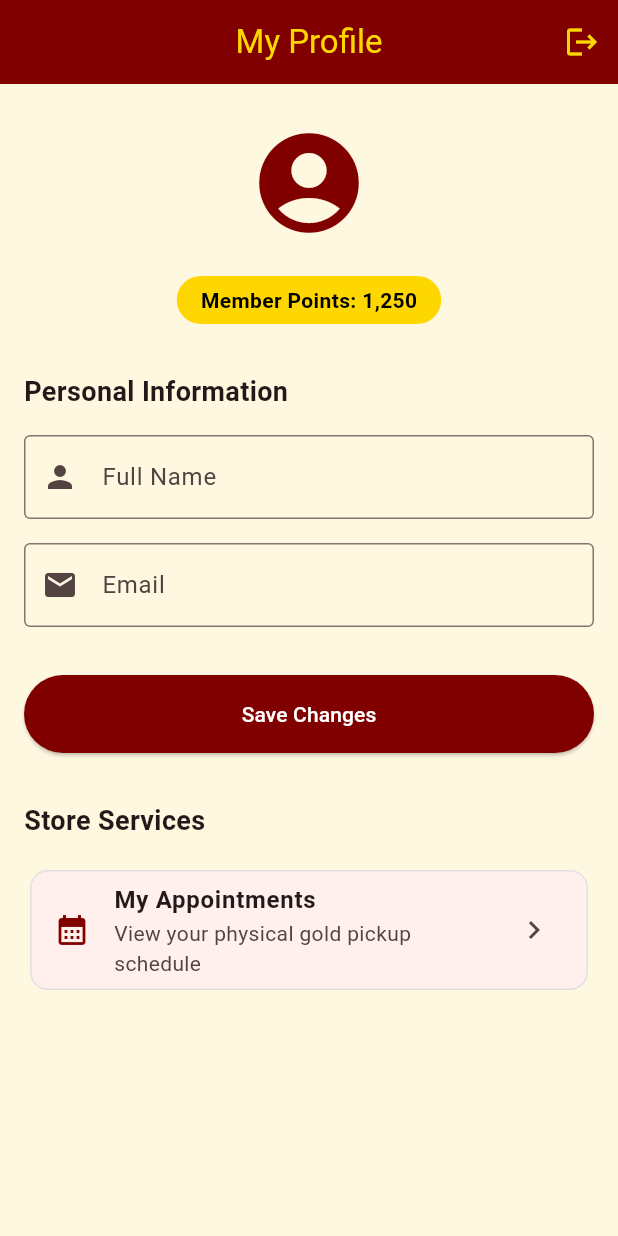
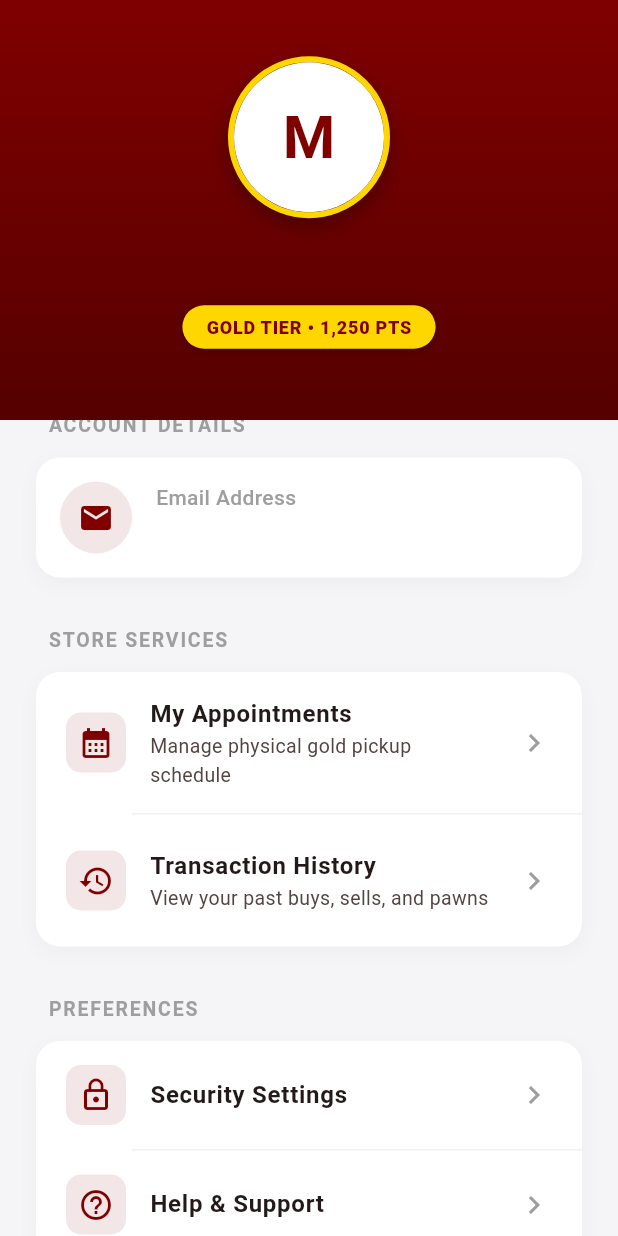
Before and after one commit to pwan67/is770_ssl_store, a Flutter app: the _ProfileMemberView screen opened directly with empty values, on a phone screen of 412 x 824 dp. Run offline on Flutter 3.47's test engine with Material 3 defaults, Android fonts, the phone set to English and light mode, and no system bars; our stand-ins replace cloud_firestore, firebase_auth, firebase_core; accounts and stored records are empty; network calls fail.

Commit message:
style: premium redesign of profile page

```diff
--- a/lib/pages/12_page_profile.dart
+++ b/lib/pages/12_page_profile.dart
@@ -50,212 +50,362 @@ class _ProfileGuestView extends StatelessWidget {
   @override
   Widget build(BuildContext context) {
     return Scaffold(
-      appBar: AppBar(title: const Text('Member Services')),
-      body: SingleChildScrollView(
-        padding: const EdgeInsets.all(24.0),
+      body: Container(
+        decoration: const BoxDecoration(
+          gradient: LinearGradient(
+            begin: Alignment.topCenter,
+            end: Alignment.bottomCenter,
+            colors: [Color(0xFF800000), Color(0xFF330000)], // Deep Brand Maroon to Dark Red
+          ),
+        ),
+        child: SafeArea(
+          child: Center(
+            child: SingleChildScrollView(
+              padding: const EdgeInsets.symmetric(horizontal: 24.0, vertical: 48.0),
+              child: Container(
+                padding: const EdgeInsets.all(32.0),
+                decoration: BoxDecoration(
+                  color: Colors.white,
+                  borderRadius: BorderRadius.circular(24),
+                  boxShadow: [
+                    BoxShadow(
+                      color: Colors.black.withValues(alpha: 0.2),
+                      blurRadius: 20,
+                      offset: const Offset(0, 10),
+                    ),
+                  ],
+                ),
                 child: Column(
-          crossAxisAlignment: CrossAxisAlignment.stretch,
+                  mainAxisSize: MainAxisSize.min,
                   children: [
-            const SizedBox(height: 40),
-            const Icon(Icons.stars, size: 80, color: Color(0xFFFFD700)), // Gold Icon
+                     Container(
+                      padding: const EdgeInsets.all(16),
+                      decoration: BoxDecoration(
+                        color: const Color(0xFFFFF8E1),
+                        shape: BoxShape.circle,
+                        border: Border.all(color: const Color(0xFFFFD700), width: 2),
+                      ),
+                      child: const Icon(Icons.workspace_premium, size: 64, color: Color(0xFF800000)),
+                    ),
                     const SizedBox(height: 24),
                     const Text(
                       'Welcome to\nSung Seng Lee Gold',
                       textAlign: TextAlign.center,
-              style: TextStyle(fontSize: 24, fontWeight: FontWeight.bold, color: Color(0xFF800000)),
+                      style: TextStyle(
+                        fontFamily: 'Georgia', // Elegant serif fallback
+                        fontSize: 26,
+                        fontWeight: FontWeight.bold,
+                        color: Color(0xFF800000)
                       ),
-            const SizedBox(height: 48),
-
-            // Block 1: Existing User
+                    ),
+                    const SizedBox(height: 8),
                     const Text(
-              'Already have an account?',
+                      'Log in to view your portfolio, manage appointments, and track your daily balances.',
                       textAlign: TextAlign.center,
-              style: TextStyle(fontSize: 16, fontWeight: FontWeight.bold),
+                      style: TextStyle(fontSize: 14, color: Colors.grey, height: 1.5),
                     ),
-            const SizedBox(height: 12),
-            ElevatedButton.icon(
+                    const SizedBox(height: 40),
+                    SizedBox(
+                      width: double.infinity,
+                      child: ElevatedButton.icon(
                         onPressed: onLoginRequest,
                         icon: const Icon(Icons.login),
-              label: const Text('Log In'),
+                        label: const Text('Log In', style: TextStyle(fontSize: 16)),
                         style: ElevatedButton.styleFrom(
-                backgroundColor: const Color(0xFF800000), // Brand Red
+                          backgroundColor: const Color(0xFF800000),
                           foregroundColor: Colors.white,
+                          padding: const EdgeInsets.symmetric(vertical: 16),
+                          elevation: 0,
+                          shape: RoundedRectangleBorder(borderRadius: BorderRadius.circular(12)),
+                        ),
+                      ),
+                    ),
+                    const SizedBox(height: 16),
+                    SizedBox(
+                      width: double.infinity,
+                      child: OutlinedButton.icon(
+                        onPressed: onLoginRequest,
+                        icon: const Icon(Icons.person_add),
+                        label: const Text('Sign Up', style: TextStyle(fontSize: 16)),
+                        style: OutlinedButton.styleFrom(
+                          foregroundColor: const Color(0xFF800000),
+                          side: const BorderSide(color: Color(0xFF800000), width: 1.5),
                           padding: const EdgeInsets.symmetric(vertical: 16),
                           shape: RoundedRectangleBorder(borderRadius: BorderRadius.circular(12)),
                         ),
                       ),
-            const Padding(
-              padding: EdgeInsets.all(16.0),
-              child: Text(
-                'Log in to view your portfolio and access your transaction history.',
-                textAlign: TextAlign.center,
-                style: TextStyle(fontSize: 12, color: Colors.grey),
+                    ),
+                  ],
                 ),
               ),
-
-            const Divider(height: 40),
-
-            // Block 2: New User
-            const Text(
-              'New to our shop?',
-              textAlign: TextAlign.center,
-              style: TextStyle(fontSize: 16, fontWeight: FontWeight.bold),
-            ),
-            const SizedBox(height: 12),
-            OutlinedButton.icon(
-              onPressed: onLoginRequest,
-              icon: const Icon(Icons.person_add),
-              label: const Text('Sign Up'),
-              style: OutlinedButton.styleFrom(
-                foregroundColor: const Color(0xFF800000),
-                side: const BorderSide(color: Color(0xFF800000)),
-                padding: const EdgeInsets.symmetric(vertical: 16),
-                shape: RoundedRectangleBorder(borderRadius: BorderRadius.circular(12)),
             ),
           ),
-             const Padding(
-              padding: EdgeInsets.all(16.0),
-              child: Text(
-                'Sign up today to start buying and selling gold from anywhere.',
-                textAlign: TextAlign.center,
-                style: TextStyle(fontSize: 12, color: Colors.grey),
-              ),
-            ),
-          ],
         ),
       ),
     );
   }
 }
 
-// ── Member View (Profile Form) ───────────────────────────────────────────────
-class _ProfileMemberView extends StatefulWidget {
+// ── Member View (Profile Hub) ───────────────────────────────────────────────
+class _ProfileMemberView extends StatelessWidget {
   final User user;
   final VoidCallback onLogout;
+
   const _ProfileMemberView({required this.user, required this.onLogout});
-
-  @override
-  State<_ProfileMemberView> createState() => _ProfileMemberViewState();
-}
-
-class _ProfileMemberViewState extends State<_ProfileMemberView> {
-  final _formKey = GlobalKey<FormState>();
-  late TextEditingController _nameController;
-  late TextEditingController _emailController;
-
-  @override
-  void initState() {
-    super.initState();
-    _nameController = TextEditingController(text: widget.user.displayName ?? 'New Member');
-    _emailController = TextEditingController(text: widget.user.email);
-  }
-
-  @override
-  void dispose() {
-    _nameController.dispose();
-    _emailController.dispose();
-    super.dispose();
-  }
 
   @override
   Widget build(BuildContext context) {
     return Scaffold(
-      appBar: AppBar(
-        title: const Text('My Profile'),
-        actions: [
-          IconButton(
-            icon: const Icon(Icons.logout),
-            onPressed: widget.onLogout,
-            tooltip: 'Logout',
-          )
+      backgroundColor: const Color(0xFFF5F5F7), // Soft premium grey background
+      body: CustomScrollView(
+        slivers: [
+          _buildHeroHeader(context),
+          SliverToBoxAdapter(
+            child: _buildOverlappingContent(context),
+          ),
         ],
       ),
-      body: SingleChildScrollView(
-        padding: const EdgeInsets.all(16.0),
-        child: Form(
-          key: _formKey,
+    );
+  }
+
+  Widget _buildHeroHeader(BuildContext context) {
+    final name = user.displayName ?? 'Valued Member';
+    final initial = name.isNotEmpty ? name[0].toUpperCase() : 'M';
+
+    return SliverAppBar(
+      expandedHeight: 280,
+      pinned: true,
+      backgroundColor: const Color(0xFF800000),
+      flexibleSpace: FlexibleSpaceBar(
+        background: Container(
+          decoration: const BoxDecoration(
+            gradient: LinearGradient(
+              begin: Alignment.topCenter,
+              end: Alignment.bottomCenter,
+              colors: [Color(0xFF800000), Color(0xFF550000)], // Rich Maroon Gradient
+            ),
+          ),
+          child: SafeArea(
+            bottom: false,
             child: Column(
-            crossAxisAlignment: CrossAxisAlignment.stretch,
+              mainAxisAlignment: MainAxisAlignment.center,
               children: [
-               Center(
-                 child: Column(
-                   children: [
-                     const CircleAvatar(
+                const SizedBox(height: 20),
+                Container(
+                  decoration: BoxDecoration(
+                    shape: BoxShape.circle,
+                    border: Border.all(color: const Color(0xFFFFD700), width: 4), // Gold Border
+                    boxShadow: [
+                      BoxShadow(color: Colors.black.withValues(alpha: 0.3), blurRadius: 10, offset: const Offset(0, 5)),
+                    ],
+                  ),
+                  child: CircleAvatar(
                     radius: 50,
-                       backgroundColor: Color(0xFFFFF8E1),
-                       child: Icon(Icons.account_circle, size: 80, color: Color(0xFF800000)),
+                    backgroundColor: Colors.white,
+                    child: Text(
+                      initial,
+                      style: const TextStyle(fontSize: 40, fontWeight: FontWeight.bold, color: Color(0xFF800000)),
                     ),
-                     const SizedBox(height: 12),
+                  ),
+                ),
+                const SizedBox(height: 16),
+                Text(
+                  name,
+                  style: const TextStyle(fontSize: 24, fontWeight: FontWeight.bold, color: Colors.white),
+                ),
+                const SizedBox(height: 8),
                 Container(
                   padding: const EdgeInsets.symmetric(horizontal: 16, vertical: 6),
                   decoration: BoxDecoration(
-                         color: const Color(0xFFFFD700),
+                    color: const Color(0xFFFFD700), // Gold badge
                     borderRadius: BorderRadius.circular(20),
+                    boxShadow: [
+                      BoxShadow(color: Colors.black.withValues(alpha: 0.2), blurRadius: 4, offset: const Offset(0, 2)),
+                    ],
                   ),
                   child: const Text(
-                         'Member Points: 1,250',
-                         style: TextStyle(fontWeight: FontWeight.bold, color: Colors.black),
+                    'GOLD TIER • 1,250 PTS',
+                    style: TextStyle(fontSize: 12, fontWeight: FontWeight.w900, color: Color(0xFF800000), letterSpacing: 0.5),
                   ),
                 ),
+                const SizedBox(height: 30), // Padding for the overlap
               ],
             ),
-               ),
-              const SizedBox(height: 32),
-
-              const Text('Personal Information', style: TextStyle(fontSize: 18, fontWeight: FontWeight.bold)),
-              const SizedBox(height: 16),
-
-              TextFormField(
-                controller: _nameController,
-                decoration: const InputDecoration(labelText: 'Full Name', border: OutlineInputBorder(), prefixIcon: Icon(Icons.person)),
-              ),
-              const SizedBox(height: 16),
-              TextFormField(
-                controller: _emailController,
-                decoration: const InputDecoration(labelText: 'Email', border: OutlineInputBorder(), prefixIcon: Icon(Icons.email)),
-                readOnly: true,
-                style: const TextStyle(color: Colors.grey),
-              ),
-              const SizedBox(height: 32),
-              ElevatedButton(
-                onPressed: () {
-                   ScaffoldMessenger.of(context).showSnackBar(
-                    const SnackBar(content: Text('Profile Updated')),
-                  );
-                },
-                style: ElevatedButton.styleFrom(
-                  backgroundColor: const Color(0xFF800000),
-                  foregroundColor: Colors.white,
-                  padding: const EdgeInsets.symmetric(vertical: 16),
-                ),
-                child: const Text('Save Changes'),
-              ),
-              const SizedBox(height: 32),
-              const Text('Store Services', style: TextStyle(fontSize: 18, fontWeight: FontWeight.bold)),
-              const SizedBox(height: 16),
-              Card(
-                elevation: 0,
-                shape: RoundedRectangleBorder(
-                  borderRadius: BorderRadius.circular(12),
-                  side: BorderSide(color: Colors.grey.shade300),
-                ),
-                child: ListTile(
-                  leading: const Icon(Icons.calendar_month, color: Color(0xFF800000)),
-                  title: const Text('My Appointments', style: TextStyle(fontWeight: FontWeight.bold)),
-                  subtitle: const Text('View your physical gold pickup schedule'),
-                  trailing: const Icon(Icons.chevron_right),
-                  onTap: () {
-                    Navigator.push(
-                      context,
-                      MaterialPageRoute(builder: (context) => const AppointmentPage()),
-                    );
-                  },
-                ),
-              ),
-            ],
           ),
         ),
       ),
     );
   }
+
+  Widget _buildOverlappingContent(BuildContext context) {
+    return Transform.translate(
+      offset: const Offset(0, -30), // Overlap the header
+      child: Container(
+        padding: const EdgeInsets.all(24.0),
+        decoration: const BoxDecoration(
+          color: Color(0xFFF5F5F7), // Match scaffold body
+          borderRadius: BorderRadius.only(
+            topLeft: Radius.circular(30),
+            topRight: Radius.circular(30),
+          ),
+        ),
+        child: Column(
+          crossAxisAlignment: CrossAxisAlignment.stretch,
+          children: [
+             _buildSectionTitle('Account Details'),
+            _buildInfoCard(
+              icon: Icons.email,
+              title: 'Email Address',
+              subtitle: user.email ?? 'No email provided',
+            ),
+
+            const SizedBox(height: 32),
+            _buildSectionTitle('Store Services'),
+            _buildGroupedList([
+              _buildListTile(
+                icon: Icons.calendar_month,
+                title: 'My Appointments',
+                subtitle: 'Manage physical gold pickup schedule',
+                onTap: () => Navigator.push(context, MaterialPageRoute(builder: (_) => const AppointmentPage())),
+              ),
+              _buildDivider(),
+              _buildListTile(
+                icon: Icons.history,
+                title: 'Transaction History',
+                subtitle: 'View your past buys, sells, and pawns',
+                onTap: () {
+                   ScaffoldMessenger.of(context).showSnackBar(const SnackBar(content: Text('Transaction History coming soon.')));
+                },
+              ),
+            ]),
+
+            const SizedBox(height: 32),
+            _buildSectionTitle('Preferences'),
+            _buildGroupedList([
+              _buildListTile(
+                icon: Icons.lock_outline,
+                title: 'Security Settings',
+                onTap: () {
+                   ScaffoldMessenger.of(context).showSnackBar(const SnackBar(content: Text('Security Settings coming soon.')));
+                },
+              ),
+              _buildDivider(),
+              _buildListTile(
+                icon: Icons.help_outline,
+                title: 'Help & Support',
+                onTap: () {
+                   ScaffoldMessenger.of(context).showSnackBar(const SnackBar(content: Text('Support Center coming soon.')));
+                },
+              ),
+            ]),
+
+            const SizedBox(height: 48),
+            _buildLogoutButton(),
+            const SizedBox(height: 24),
+          ],
+        ),
+      ),
+    );
   }
+
+  Widget _buildSectionTitle(String title) {
+    return Padding(
+      padding: const EdgeInsets.only(left: 8, bottom: 12),
+      child: Text(
+        title.toUpperCase(),
+        style: const TextStyle(fontSize: 13, fontWeight: FontWeight.bold, color: Colors.grey, letterSpacing: 1.2),
+      ),
+    );
+  }
+
+  Widget _buildInfoCard({required IconData icon, required String title, required String subtitle}) {
+    return Container(
+      padding: const EdgeInsets.all(16),
+      decoration: BoxDecoration(
+        color: Colors.white,
+        borderRadius: BorderRadius.circular(16),
+        boxShadow: [
+          BoxShadow(color: Colors.black.withValues(alpha: 0.03), blurRadius: 10, offset: const Offset(0, 4)),
+        ],
+      ),
+      child: Row(
+        children: [
+          Container(
+            padding: const EdgeInsets.all(12),
+            decoration: BoxDecoration(
+              color: const Color(0xFF800000).withValues(alpha: 0.1),
+              shape: BoxShape.circle,
+            ),
+            child: Icon(icon, color: const Color(0xFF800000)),
+          ),
+          const SizedBox(width: 16),
+          Expanded(
+            child: Column(
+              crossAxisAlignment: CrossAxisAlignment.start,
+              children: [
+                Text(title, style: const TextStyle(fontSize: 14, color: Colors.grey, fontWeight: FontWeight.w500)),
+                const SizedBox(height: 4),
+                Text(subtitle, style: const TextStyle(fontSize: 16, fontWeight: FontWeight.bold, color: Colors.black87)),
+              ],
+            ),
+          )
+        ],
+      ),
+    );
+  }
+
+  Widget _buildGroupedList(List<Widget> children) {
+    return Container(
+      decoration: BoxDecoration(
+        color: Colors.white,
+        borderRadius: BorderRadius.circular(16),
+         boxShadow: [
+          BoxShadow(color: Colors.black.withValues(alpha: 0.03), blurRadius: 10, offset: const Offset(0, 4)),
+        ],
+      ),
+      child: Column(
+        children: children,
+      ),
+    );
+  }
+
+  Widget _buildListTile({required IconData icon, required String title, String? subtitle, required VoidCallback onTap}) {
+    return ListTile(
+      onTap: onTap,
+      contentPadding: const EdgeInsets.symmetric(horizontal: 20, vertical: 8),
+      leading: Container(
+        padding: const EdgeInsets.all(8),
+        decoration: BoxDecoration(
+          color: const Color(0xFF800000).withValues(alpha: 0.1),
+          borderRadius: BorderRadius.circular(10),
+        ),
+        child: Icon(icon, color: const Color(0xFF800000)),
+      ),
+      title: Text(title, style: const TextStyle(fontWeight: FontWeight.bold, fontSize: 16)),
+      subtitle: subtitle != null ? Text(subtitle, style: const TextStyle(fontSize: 13)) : null,
+      trailing: const Icon(Icons.chevron_right, color: Colors.grey),
+    );
+  }
+
+  Widget _buildDivider() {
+    return const Divider(height: 1, indent: 64, thickness: 1, color: Color(0xFFF0F0F0));
+  }
+
+  Widget _buildLogoutButton() {
+    return ElevatedButton.icon(
+      onPressed: onLogout,
+      icon: const Icon(Icons.logout),
+      label: const Text('Log Out', style: TextStyle(fontSize: 16, fontWeight: FontWeight.bold)),
+      style: ElevatedButton.styleFrom(
+        backgroundColor: Colors.white,
+        foregroundColor: Colors.red.shade700,
+        padding: const EdgeInsets.symmetric(vertical: 16),
+        elevation: 0,
+        shape: RoundedRectangleBorder(
+          borderRadius: BorderRadius.circular(16),
+          side: BorderSide(color: Colors.red.shade200, width: 1.5),
+        ),
+      ),
+    );
+  }
+}
```
Lines whose indentation alone changed are shown as unchanged.
